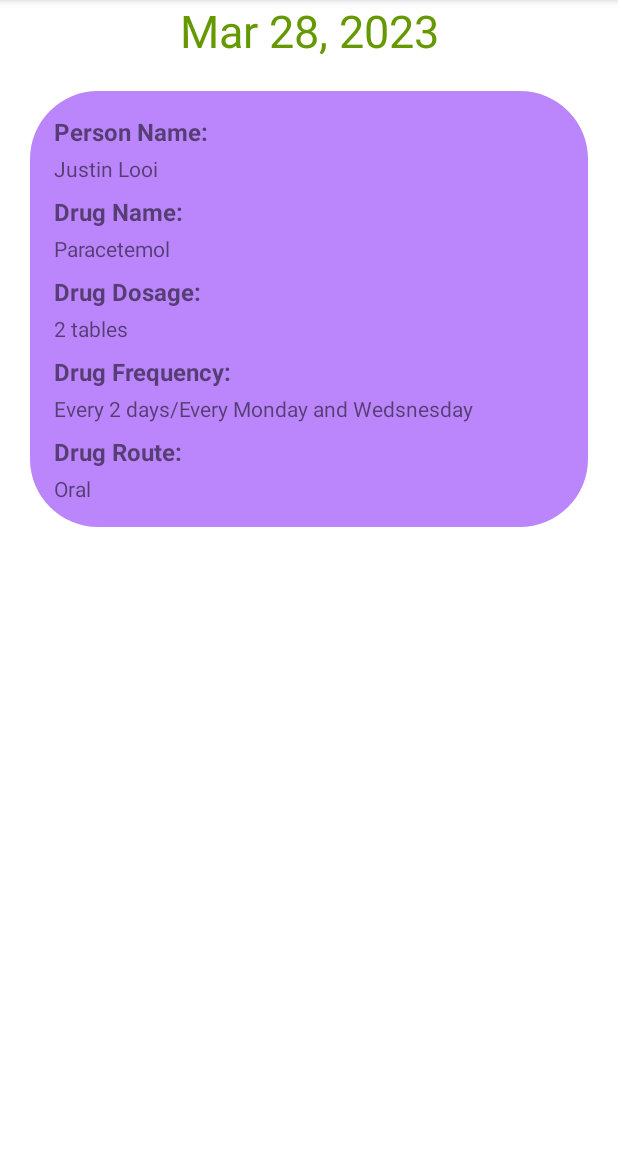
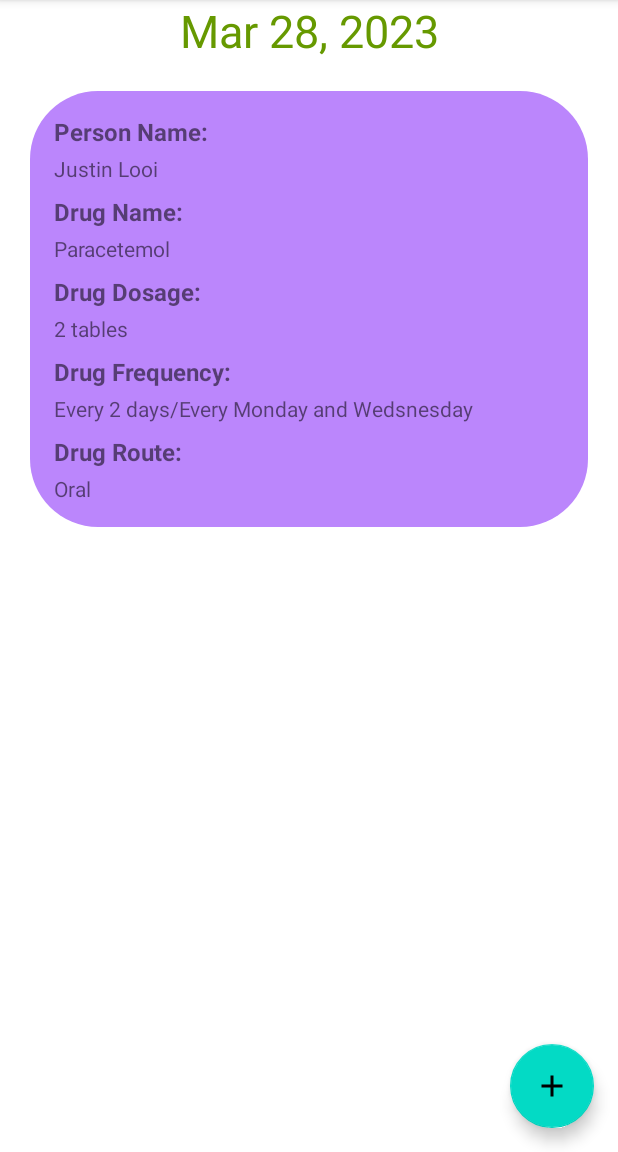
Before and after one commit to Just111n/medicine_note_draft1, an Android app: the screen it shows after launch (MainActivity), on a phone screen of 412 x 824 dp, the part 84-1236 px from its top. Run offline under Robolectric (Android 15) with nearby library versions, the phone set to English and light mode, and no system bars.

Commit message:
Add floating add_note acton button and make a fragment of home

```diff
--- a/app/src/main/java/com/example/notes_app_draft1/MainActivity.java
+++ b/app/src/main/java/com/example/notes_app_draft1/MainActivity.java
@@ -19,6 +19,8 @@ import androidx.annotation.NonNull;
 import androidx.appcompat.app.AlertDialog;
 import androidx.appcompat.app.AppCompatActivity;
 
+import com.google.android.material.floatingactionbutton.FloatingActionButton;
+
 import java.text.DateFormat;
 import java.util.ArrayList;
 import java.util.Date;
@@ -32,6 +34,7 @@ public class MainActivity extends AppCompatActivity {
 
     private ListView listView;
     private TextView todayDateTextView;
+    private FloatingActionButton addNoteButton;
 
 
     // Creating options Menu
@@ -74,6 +77,7 @@ public class MainActivity extends AppCompatActivity {
         listView = findViewById(R.id.listView);
         todayDateTextView = findViewById(R.id.today_date_text_view);
         todayDateTextView.setText(todayDate);
+        addNoteButton = findViewById(R.id.add_note_fab);
 
 
         // Store in phone local memory
@@ -148,5 +152,17 @@ public class MainActivity extends AppCompatActivity {
                 return true;
             }
         });
+
+        FloatingActionButton addNoteButton = findViewById(R.id.add_note_fab);
+        addNoteButton.setOnClickListener(new View.OnClickListener() {
+            @Override
+            public void onClick(View view) {
+                // Handle button click here
+                // Going from MainActivity to NotesEditorActivity
+                Intent intent = new Intent(getApplicationContext(), NoteEditorActivity.class);
+                startActivity(intent);
+
+            }
+        });
     }
 }
--- a/app/src/main/res/layout/activity_main.xml
+++ b/app/src/main/res/layout/activity_main.xml
@@ -1,5 +1,5 @@
 <?xml version="1.0" encoding="utf-8"?>
-<LinearLayout
+<androidx.coordinatorlayout.widget.CoordinatorLayout
     xmlns:android="http://schemas.android.com/apk/res/android"
     xmlns:app="http://schemas.android.com/apk/res-auto"
     xmlns:tools="http://schemas.android.com/tools"
@@ -8,24 +8,34 @@
     tools:context=".MainActivity"
     android:orientation="vertical">
 
-    <!--Adding a TextView -->
-    <TextView
-        android:id="@+id/today_date_text_view"
-        android:layout_width="match_parent"
+<!--    &lt;!&ndash;Adding a TextView &ndash;&gt;-->
+<!--    <TextView-->
+<!--        android:id="@+id/today_date_text_view"-->
+<!--        android:layout_width="match_parent"-->
+<!--        android:layout_height="wrap_content"-->
+<!--        android:gravity="center_horizontal"-->
+<!--        android:text="Today's date: "-->
+<!--        android:textColor="@android:color/holo_green_dark"-->
+<!--        android:textSize="30sp" />-->
+
+<!--    &lt;!&ndash;Adding a ListView &ndash;&gt;-->
+<!--    <ListView-->
+<!--        android:id="@+id/listView"-->
+<!--        android:layout_width="match_parent"-->
+<!--        android:layout_height="match_parent"-->
+<!--        android:layout_margin="20dp"-->
+<!--        android:dividerHeight="10dp"-->
+<!--        android:divider="@color/design_default_color_background"-->
+<!--        />-->
+
+    <include layout="@layout/fragment_home" />
+
+    <com.google.android.material.floatingactionbutton.FloatingActionButton
+        android:id="@+id/add_note_fab"
+        android:layout_width="wrap_content"
         android:layout_height="wrap_content"
-        android:gravity="center_horizontal"
-        android:text="Today's date: "
-        android:textColor="@android:color/holo_green_dark"
-        android:textSize="30sp" />
+        android:layout_gravity="end|bottom"
+        android:src="@drawable/ic_add"
+        android:layout_margin="16dp" />
 
-    <!--Adding a ListView -->
-    <ListView
-        android:id="@+id/listView"
-        android:layout_width="match_parent"
-        android:layout_height="match_parent"
-        android:layout_margin="20dp"
-        android:dividerHeight="10dp"
-        android:divider="@color/design_default_color_background"
-        />
-
-</LinearLayout>
+</androidx.coordinatorlayout.widget.CoordinatorLayout>
--- /dev/null
+++ b/app/src/main/res/layout/fragment_home.xml
@@ -0,0 +1,29 @@
+<?xml version="1.0" encoding="utf-8"?>
+<LinearLayout xmlns:android="http://schemas.android.com/apk/res/android"
+    xmlns:tools="http://schemas.android.com/tools"
+    android:layout_width="match_parent"
+    android:layout_height="match_parent"
+    tools:context=".HomeFragment"
+    android:orientation="vertical">
+
+    <!-- TODO: Update blank fragment layout -->
+    <TextView
+            android:id="@+id/today_date_text_view"
+            android:layout_width="match_parent"
+            android:layout_height="wrap_content"
+            android:gravity="center_horizontal"
+            android:text="Today's date: "
+            android:textColor="@android:color/holo_green_dark"
+            android:textSize="30sp" />
+
+        <!--Adding a ListView -->
+        <ListView
+            android:id="@+id/listView"
+            android:layout_width="match_parent"
+            android:layout_height="match_parent"
+            android:layout_margin="20dp"
+            android:dividerHeight="10dp"
+            android:divider="@color/design_default_color_background"
+            />
+
+</LinearLayout>
--- a/app/src/main/res/values/colors.xml
+++ b/app/src/main/res/values/colors.xml
@@ -7,4 +7,9 @@
     <color name="teal_700">#FF018786</color>
     <color name="black">#FF000000</color>
     <color name="white">#FFFFFFFF</color>
+
+    <color name="normal_purple">#DAC8EE</color>
+    <color name="dark_purple">#A997DF</color>
+    <color name="peach">#FFDADA</color>
+    <color name="indigo">#4F517D</color>
 </resources>
--- a/app/src/main/res/values/strings.xml
+++ b/app/src/main/res/values/strings.xml
@@ -1,3 +1,5 @@
 <resources>
     <string name="app_name">notes_app_draft1</string>
+    <!-- TODO: Remove or change this placeholder text -->
+    <string name="hello_blank_fragment">Hello blank fragment</string>
 </resources>
```
Also changed, not shown: app/src/main/java/com/example/notes_app_draft1/HomeFragment.java (added, +64 -0 lines).
